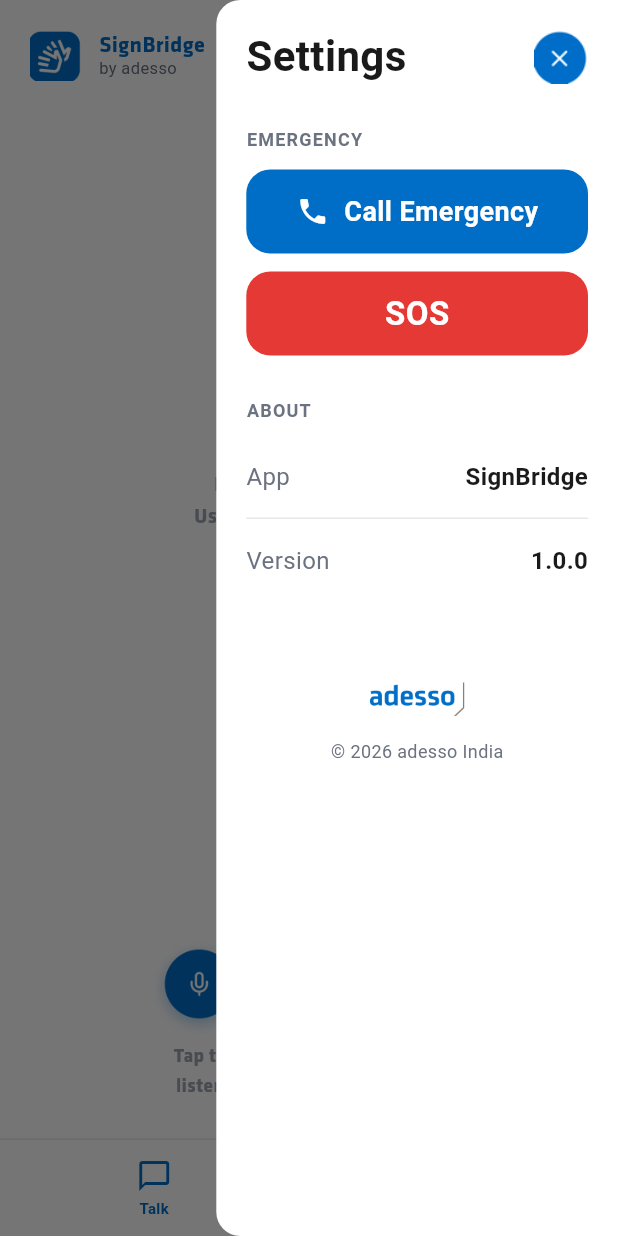
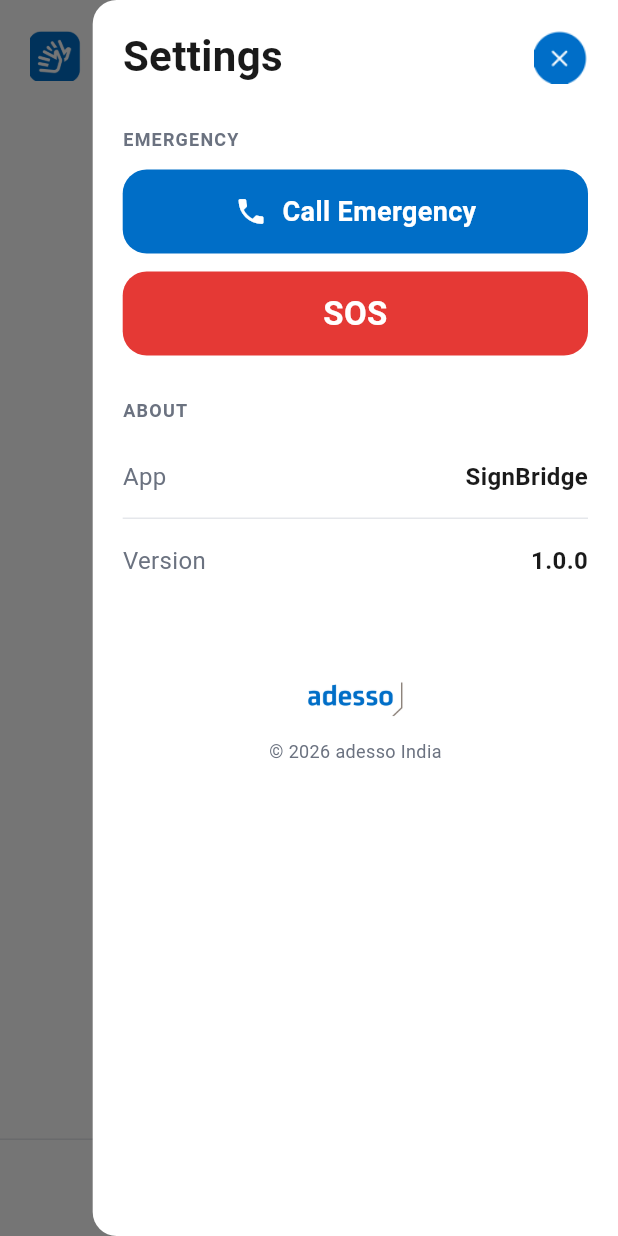
Before and after one commit to adarsh33-i/SignBridge, a Flutter app: the screen it shows after launch, with the side drawer open, on a phone screen of 412 x 824 dp. Run offline on Flutter 3.47's test engine with Material 3 defaults, Android fonts, the light colour scheme and no system bars; our stand-ins replace flutter_svg.

Commit message:
Set settings drawer width to 85% of screen.

```diff
--- a/lib/features/home/presentation/settings_drawer.dart
+++ b/lib/features/home/presentation/settings_drawer.dart
@@ -11,7 +11,7 @@
   @override
   Widget build(BuildContext context) {
     return Drawer(
-      width: MediaQuery.sizeOf(context).width * 0.65,
+      width: MediaQuery.sizeOf(context).width * 0.85,
       backgroundColor: AppColors.white,
       child: SafeArea(
         child: Column(
```
